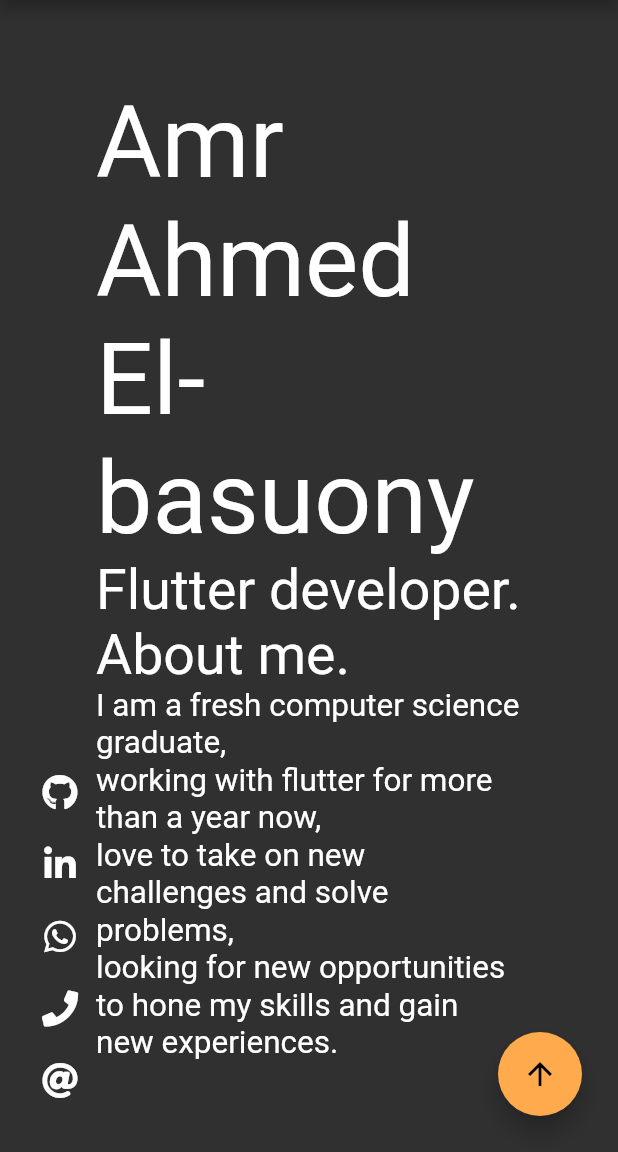
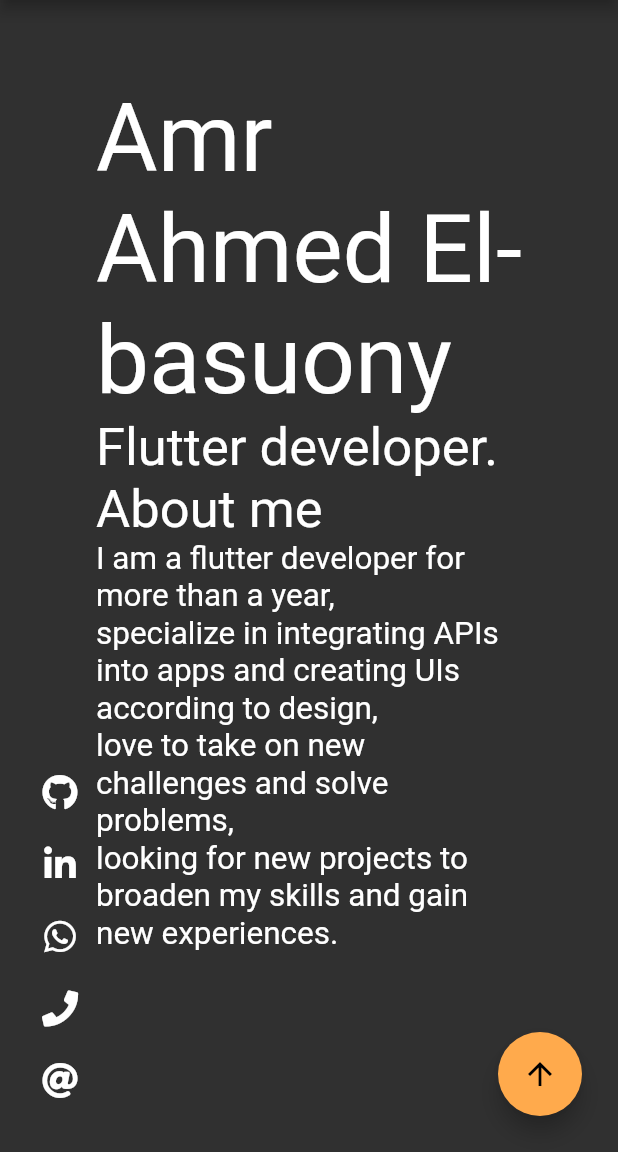
Before and after one commit to AmrEl-basuony/portfolio, a Flutter app: the HomeScreen screen opened directly, scrolled down 576 dp, after a tap on "1. About", on a phone screen of 412 x 824 dp, the part 84-1236 px from its top. Run offline on Flutter 3.47's test engine with Material 2 defaults, Android fonts, the phone set to English and light mode, and no system bars; drawn by our look-alikes of animated_text_kit; our stand-ins replace flip_card, fluttertoast, font_awesome_flutter, responsive_framework; missing offline and left inert: dart:html.

Commit message:
yay responsive

```diff
--- a/lib/Providers/page_view_controller_provider.dart
+++ b/lib/Providers/page_view_controller_provider.dart
@@ -1,7 +1,7 @@
 import 'package:flutter/material.dart';
 
 class PageViewControllerProvider extends ChangeNotifier {
-  PageController controller = PageController(initialPage: 0, keepPage: true);
+  PageController controller = PageController();
   PageController get getController => controller;
 
   int selectedPage = 0;
--- a/lib/screens/about_screen.dart
+++ b/lib/screens/about_screen.dart
@@ -1,42 +1,48 @@
 import 'package:animated_text_kit/animated_text_kit.dart';
 import 'package:flutter/material.dart';
-import 'package:portfolio/utility/constants.dart';
+import '../utility/Constants.dart';
 
 class AboutScreen extends StatelessWidget {
-  const AboutScreen({
+  final Constants constants = Constants();
+  AboutScreen({
     Key? key,
   }) : super(key: key);
 
   @override
-  Widget build(BuildContext context) {
-    return Column(
+  Widget build(BuildContext context) => Column(
         crossAxisAlignment: CrossAxisAlignment.start,
         children: [
           Text(
-          "Amr Ahmed El-basuony",
-          style: Constants().header,
+            'Amr Ahmed El-basuony',
+            style: constants.header,
           ),
           AnimatedTextKit(
             repeatForever: true,
             pause: const Duration(seconds: 2),
             animatedTexts: [
-            TyperAnimatedText("Flutter developer.",
-                textStyle: Constants().subHeader),
               TyperAnimatedText(
-              "Cross platform.",
-              textStyle: Constants().subHeader,
+                'Flutter developer.',
+                textStyle: constants.subHeader,
+              ),
+              TyperAnimatedText(
+                'Cross platform.',
+                textStyle: constants.subHeader,
+              ),
+              TyperAnimatedText(
+                'Freelancer.',
+                textStyle: constants.subHeader,
               ),
             ],
           ),
           Text(
-          "About me.",
-          style: Constants().subHeader,
+            'About me',
+            style: constants.subHeader,
           ),
           Text(
-          "I am a fresh computer science graduate,\nworking with flutter for more than a year now,\nlove to take on new challenges and solve problems,\nlooking for new opportunities to hone my skills and gain new experiences.",
-          style: Constants().paragraph,
+            '''
+I am a flutter developer for more than a year,\nspecialize in integrating APIs into apps and creating UIs according to design,\nlove to take on new challenges and solve problems,\nlooking for new projects to broaden my skills and gain new experiences.''',
+            style: constants.paragraph,
           )
         ],
       );
 }
-}
--- a/lib/screens/experience_screen.dart
+++ b/lib/screens/experience_screen.dart
@@ -1,25 +1,25 @@
 import 'package:flutter/material.dart';
-import 'package:portfolio/utility/constants.dart';
+import '../utility/constants.dart';
 
 class ExperienceScreen extends StatelessWidget {
-  const ExperienceScreen({
+  final Constants constants = Constants();
+  ExperienceScreen({
     Key? key,
   }) : super(key: key);
 
   @override
-  Widget build(BuildContext context) {
-    return Column(
+  Widget build(BuildContext context) => Column(
         crossAxisAlignment: CrossAxisAlignment.start,
         children: [
           Text(
-          "Experience",
-          style: Constants().header,
+            'Experience',
+            style: constants.header,
           ),
           Text(
-          "Since I am a fresh graduate i don't have actual working experience except me workring on my own projects",
-          style: Constants().subHeader,
+            '''
+I have worked on multiple projects that required knowledge of consuming APIs and dealing with local and cloud storage like firebase \nand currently working as a freelancer on Upwork.''',
+            style: constants.paragraph,
           )
         ],
       );
 }
-}
--- a/lib/screens/home_screen.dart
+++ b/lib/screens/home_screen.dart
@@ -1,16 +1,19 @@
 import 'dart:html' as html;
+
 import 'package:flutter/material.dart';
-import 'package:portfolio/Providers/page_view_controller_provider.dart';
-import 'package:portfolio/screens/about_screen.dart';
-import 'package:portfolio/screens/experience_screen.dart';
-import 'package:portfolio/screens/work_screen.dart';
-import 'package:portfolio/utility/constants.dart';
-import 'package:portfolio/utility/functions.dart';
-import 'package:portfolio/widgets/custom_icons_column.dart';
 import 'package:provider/provider.dart';
 
+import '../Providers/page_view_controller_provider.dart';
+import '../utility/constants.dart';
+import '../utility/functions.dart';
+import '../widgets/custom_icons_column.dart';
+import 'about_screen.dart';
+import 'experience_screen.dart';
+import 'work_screen.dart';
+
 class HomeScreen extends StatefulWidget {
-  const HomeScreen({Key? key, required this.title}) : super(key: key);
+  final Functions functions = Functions();
+  HomeScreen({required this.title, Key? key}) : super(key: key);
 
   final String title;
 
@@ -30,36 +33,37 @@ class _HomeScreenState extends State<HomeScreen> {
         actions: [
           TextButton(
             onPressed: () {
-              Functions().navTo(context, controller, 0);
+              widget.functions.navTo(context, controller, 0);
             },
             child: const Text(
-              "1. About",
+              '1. About',
             ),
           ),
           TextButton(
             onPressed: () {
-              Functions().navTo(context, controller, 1);
+              widget.functions.navTo(context, controller, 1);
             },
             child: const Text(
-              "2. Experience",
+              '2. Experience',
             ),
           ),
           TextButton(
             onPressed: () {
-              Functions().navTo(context, controller, 2);
+              widget.functions.navTo(context, controller, 2);
             },
             child: const Text(
-              "3. Work",
+              '3. Work',
             ),
           ),
           TextButton(
             onPressed: () {
               html.window.open(
-                  'https://drive.google.com/file/d/118sah1he2JvH0Y_gnny9P-YaK3aS0wA7/view?usp=sharing',
-                  "_blank");
+                'https://drive.google.com/file/d/118sah1he2JvH0Y_gnny9P-YaK3aS0wA7/view?usp=sharing',
+                '_blank',
+              );
             },
             child: const Text(
-              "Resume",
+              'Resume',
             ),
           ),
         ],
@@ -70,20 +74,22 @@ class _HomeScreenState extends State<HomeScreen> {
           children: [
             const CustomIconsColumn(),
             Padding(
-              padding: const EdgeInsets.all(48.0),
+              padding: const EdgeInsets.all(48),
               child: PageView(
+                allowImplicitScrolling: true,
                 controller: controller,
                 scrollDirection: Axis.vertical,
                 pageSnapping: false,
                 onPageChanged: (index) {
-                  Provider.of<PageViewControllerProvider>(context,
-                          listen: false)
-                      .setSelectedPage = index;
+                  Provider.of<PageViewControllerProvider>(
+                    context,
+                    listen: false,
+                  ).setSelectedPage = index;
                 },
-                children: const [
+                children: [
                   AboutScreen(),
                   ExperienceScreen(),
-                  WorkScreen(),
+                  const WorkScreen(),
                 ],
               ),
             ),
@@ -91,11 +97,11 @@ class _HomeScreenState extends State<HomeScreen> {
         ),
       ),
       floatingActionButton: Padding(
-        padding: const EdgeInsets.all(8.0),
+        padding: const EdgeInsets.all(8),
         child: FloatingActionButton(
           backgroundColor: Constants().orange,
           onPressed: () {
-            Functions().navTo(context, controller, 0);
+            widget.functions.navTo(context, controller, 0);
           },
           tooltip: 'Back to the top',
           child: const Icon(Icons.arrow_upward),
--- a/lib/screens/work_screen.dart
+++ b/lib/screens/work_screen.dart
@@ -1,5 +1,5 @@
 import 'package:flutter/material.dart';
-import 'package:portfolio/widgets/custom_flip_card.dart';
+import '../widgets/custom_flip_card.dart';
 
 class WorkScreen extends StatelessWidget {
   const WorkScreen({
@@ -10,18 +10,30 @@ class WorkScreen extends StatelessWidget {
   Widget build(BuildContext context) {
     Size size = MediaQuery.of(context).size;
     return GridView(
+      scrollDirection: Axis.horizontal,
       gridDelegate: SliverGridDelegateWithFixedCrossAxisCount(
         crossAxisCount: 2,
-        mainAxisExtent: size.height / 3,
+        mainAxisExtent: size.width / 2,
       ),
       children: [
-        CustomFlipCard("Chat app",
-            "A chat app like skype with text, audio and video chat, built using firebase"),
-        CustomFlipCard("Quran app", "A Quran app using APIs to get its data"),
-        CustomFlipCard("Weather app",
-            "A weather app usisng APIs to get data with geolocation"),
-        CustomFlipCard("Portfolio Web app",
-            "A portfolio web page displaying all my social links and current projects"),
+        CustomFlipCard(
+          'Chat app',
+          '''
+A chat app with text, audio and video chat, built using firebase''',
+        ),
+        CustomFlipCard(
+          'Quran app',
+          'A Quran app using APIs to get its data',
+        ),
+        CustomFlipCard(
+          'Weather app',
+          'A weather app using APIs to get data with geolocation',
+        ),
+        CustomFlipCard(
+          'Portfolio Web app',
+          '''
+A portfolio web page displaying all my social links and projects''',
+        ),
       ],
     );
   }
--- a/lib/utility/constants.dart
+++ b/lib/utility/constants.dart
@@ -5,7 +5,8 @@ class Constants {
   Color darkBlue = const Color(0xff035397);
   Color blue = const Color(0xff5089C6);
   Color orange = const Color(0xffFFAA4C);
-  TextStyle header = const TextStyle(fontSize: 67);
-  TextStyle subHeader = const TextStyle(fontSize: 37);
+  TextStyle header = const TextStyle(fontSize: 63);
+  TextStyle subHeader = const TextStyle(fontSize: 35);
+  TextStyle subHeader2 = const TextStyle(fontSize: 28);
   TextStyle paragraph = const TextStyle(fontSize: 21);
 }
--- a/lib/widgets/custom_card.dart
+++ b/lib/widgets/custom_card.dart
@@ -1,26 +1,24 @@
 import 'package:flutter/material.dart';
-import 'package:portfolio/utility/constants.dart';
+import '../utility/constants.dart';
 
 class CustomCard extends StatelessWidget {
-  Widget widget;
-  CustomCard(this.widget);
+  final Widget widget;
+  const CustomCard(this.widget, {Key? key}) : super(key: key);
 
   @override
-  Widget build(BuildContext context) {
-    return Card(
-      elevation: 0.0,
-      margin: const EdgeInsets.fromLTRB(16.0, 8.0, 16.0, 8.0),
+  Widget build(BuildContext context) => Card(
+        elevation: 0,
+        margin: const EdgeInsets.fromLTRB(16, 8, 16, 8),
         color: Colors.transparent,
         child: Container(
           decoration: BoxDecoration(
             color: Constants().darkBlue,
-          borderRadius: const BorderRadius.all(Radius.circular(16.0)),
+            borderRadius: const BorderRadius.all(Radius.circular(16)),
           ),
           child: Padding(
-          padding: const EdgeInsets.all(8.0),
+            padding: const EdgeInsets.all(8),
             child: Center(child: widget),
           ),
         ),
       );
 }
-}
--- a/lib/widgets/custom_icons_column.dart
+++ b/lib/widgets/custom_icons_column.dart
@@ -10,15 +10,17 @@ class CustomIconsColumn extends StatelessWidget {
   }) : super(key: key);
 
   @override
-  Widget build(BuildContext context) {
-    return Padding(
+  Widget build(BuildContext context) => Padding(
         padding: const EdgeInsets.only(bottom: 16),
         child: Column(
           mainAxisAlignment: MainAxisAlignment.end,
           children: [
             IconButton(
               onPressed: () {
-              html.window.open('https://github.com/Hiden-Evil', "_blank");
+                html.window.open(
+                  'https://github.com/AmrEl-basuony',
+                  '_blank',
+                );
               },
               tooltip: 'Github',
               icon: const FaIcon(FontAwesomeIcons.github),
@@ -27,29 +29,34 @@ class CustomIconsColumn extends StatelessWidget {
               onPressed: () {
                 html.window.open(
                   'https://www.linkedin.com/in/amr-elbasuony-8790901bb/',
-                  "_blank");
+                  '_blank',
+                );
               },
               tooltip: 'Linkedin',
               icon: const FaIcon(FontAwesomeIcons.linkedinIn),
             ),
             IconButton(
               onPressed: () {
-              html.window.open('https://wa.me/+201026901603', "_blank");
+                html.window.open(
+                  'https://wa.me/+201026901603',
+                  '_blank',
+                );
               },
               tooltip: 'Whatsapp',
               icon: const FaIcon(FontAwesomeIcons.whatsapp),
             ),
             IconButton(
               onPressed: () {
-              Clipboard.setData(ClipboardData(text: "+201026901603"));
+                Clipboard.setData(const ClipboardData(text: '+201026901603'));
                 Fluttertoast.showToast(
                   msg: 'Copied to clipboard',
                   webShowClose: true,
                   timeInSecForIosWeb: 2,
-                  webBgColor: "#FFAA4C",
-                  webPosition: "center",
+                  webBgColor: '#FFAA4C',
+                  webPosition: 'center',
                   textColor: Colors.black,
-                  fontSize: 16);
+                  fontSize: 16,
+                );
               },
               tooltip: 'Phone',
               icon: const FaIcon(FontAwesomeIcons.phone),
@@ -57,15 +64,17 @@ class CustomIconsColumn extends StatelessWidget {
             IconButton(
               onPressed: () {
                 Clipboard.setData(
-                  ClipboardData(text: "amrahmedelbasuony@gmail.com"));
+                  const ClipboardData(text: 'amrahmedelbasuony@gmail.com'),
+                );
                 Fluttertoast.showToast(
                   msg: 'Copied to clipboard',
                   webShowClose: true,
                   timeInSecForIosWeb: 2,
-                  webBgColor: "#FFAA4C",
-                  webPosition: "center",
+                  webBgColor: '#FFAA4C',
+                  webPosition: 'center',
                   textColor: Colors.black,
-                  fontSize: 16);
+                  fontSize: 16,
+                );
               },
               tooltip: 'Mail',
               icon: const FaIcon(FontAwesomeIcons.at),
@@ -74,4 +83,3 @@ class CustomIconsColumn extends StatelessWidget {
         ),
       );
 }
-}
--- a/pubspec.yaml
+++ b/pubspec.yaml
@@ -40,6 +40,7 @@ dependencies:
   provider: ^6.0.1
   flip_card: ^0.6.0
   fluttertoast: ^8.0.8
+  responsive_framework: ^0.1.5
 
 dev_dependencies:
   flutter_test:
```
Also changed, not shown: analysis_options.yaml (+177 -0 lines), lib/main.dart (+11 -4 lines), lib/utility/functions.dart (+7 -5 lines), lib/widgets/custom_flip_card.dart (+8 -9 lines), pubspec.lock. Lines whose indentation alone changed are shown as unchanged.
